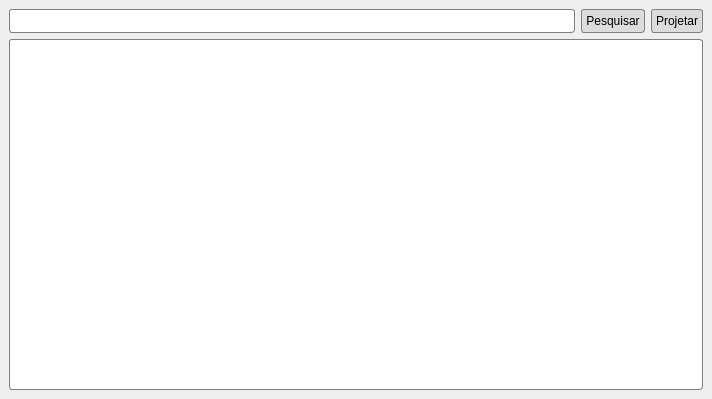
The window that python/ui/main/window.ui (devs-7/bible-projector-multi-language) describes before a commit, drawn with Qt 5.
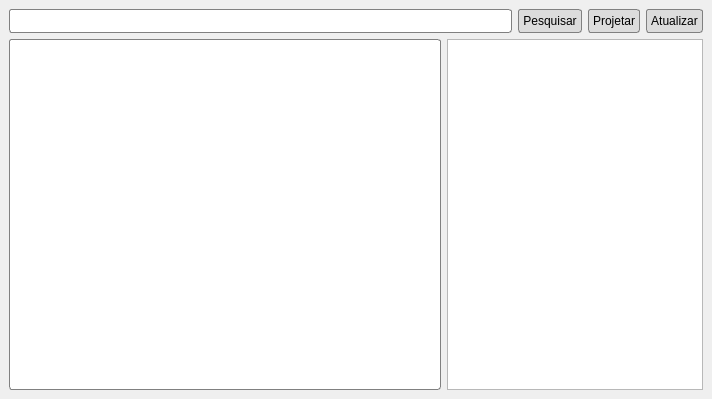
The same window after the commit.

```diff
--- a/python/ui/main/window.ui
+++ b/python/ui/main/window.ui
@@ -14,8 +14,25 @@
    <string>Projetor bíblico</string>
   </property>
   <widget class="QWidget" name="centralwidget">
-   <layout class="QGridLayout" name="gridLayout">
-    <item row="0" column="1">
+   <layout class="QVBoxLayout" name="verticalLayout">
+    <item>
+     <layout class="QHBoxLayout" name="horizontalLayout_3">
+      <item>
+       <widget class="QLineEdit" name="pesquisaLineEdit">
+        <property name="styleSheet">
+         <string notr="true">* {
+	border-style: solid;
+	border-color: gray;
+	border-width: 1px;
+	border-radius: 3px;
+	padding: 3px;
+	background-color: white;
+	color: black;
+}</string>
+        </property>
+       </widget>
+      </item>
+      <item>
      <widget class="QPushButton" name="pesquisarButton">
       <property name="styleSheet">
        <string notr="true">* {
@@ -38,22 +55,7 @@
       </property>
      </widget>
     </item>
-    <item row="0" column="0">
-     <widget class="QLineEdit" name="pesquisaLineEdit">
-      <property name="styleSheet">
-       <string notr="true">* {
-	border-style: solid;
-	border-color: gray;
-	border-width: 1px;
-	border-radius: 3px;
-	padding: 3px;
-	background-color: white;
-	color: black;
-}</string>
-      </property>
-     </widget>
-    </item>
-    <item row="0" column="2">
+      <item>
      <widget class="QPushButton" name="projetarButton">
       <property name="styleSheet">
        <string notr="true">* {
@@ -76,7 +78,34 @@
       </property>
      </widget>
     </item>
-    <item row="1" column="0" colspan="3">
+      <item>
+       <widget class="QPushButton" name="atualizarButton">
+        <property name="styleSheet">
+         <string notr="true">* {
+	border-style: solid;
+	border-color: gray;
+	border-width: 1px;
+	border-radius: 3px;
+	padding: 4px;
+	background-color: rgb(220, 220, 220);
+	color: black;
+}
+
+*:hover {
+	background-color: gray;
+	color: white;
+}</string>
+        </property>
+        <property name="text">
+         <string>Atualizar</string>
+        </property>
+       </widget>
+      </item>
+     </layout>
+    </item>
+    <item>
+     <layout class="QGridLayout" name="gridLayout" columnstretch="1,0">
+      <item row="0" column="0">
      <widget class="QTextEdit" name="mainTextEdit">
       <property name="styleSheet">
        <string notr="true">* {
@@ -90,6 +119,11 @@
 }</string>
       </property>
      </widget>
+      </item>
+      <item row="0" column="1">
+       <widget class="QListView" name="listView"/>
+      </item>
+     </layout>
     </item>
    </layout>
   </widget>
```
Lines whose indentation alone changed are shown as unchanged.
